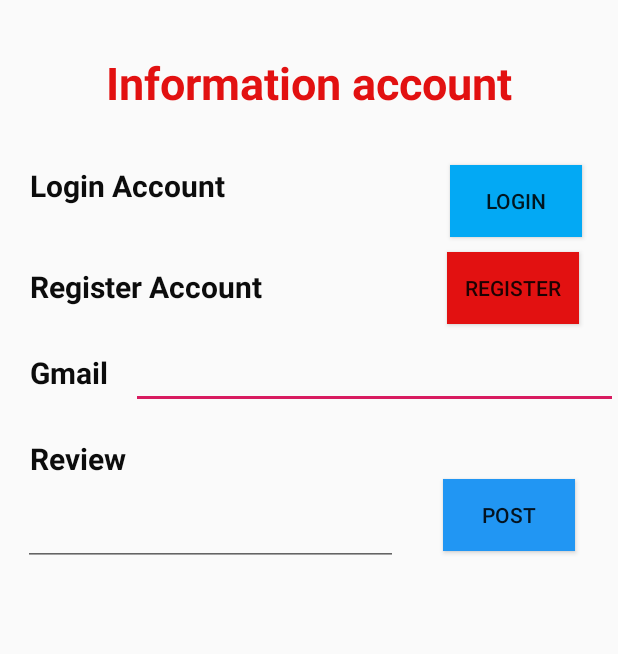
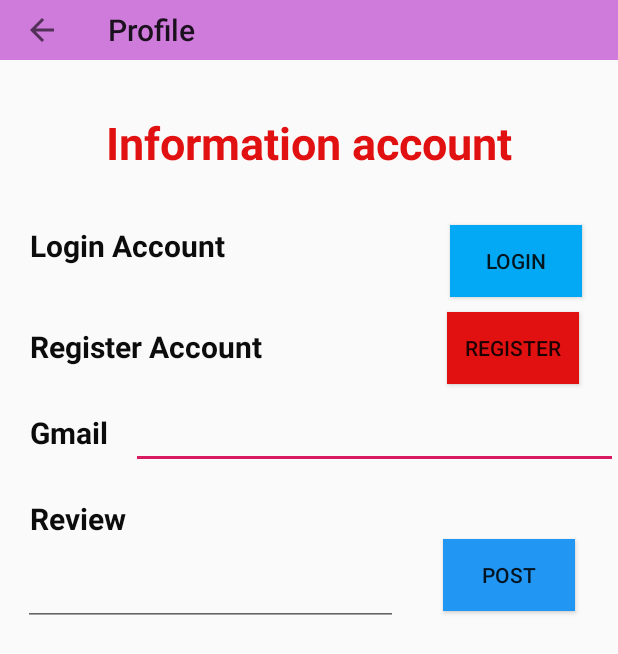
Before and after one commit to NguyenThaoUyen/Semina, an Android app: the ProfileActivity screen opened directly, with no data from a screen before it, on a phone screen of 412 x 824 dp. Shown: the top 654 px of the screen. Run offline under Robolectric (Android 15) with nearby library versions, the phone set to English and light mode, and no system bars; our stand-ins replace Firebase (no records; nobody signed in at launch, a user with empty details on screens opened directly); 1 statement that could not run was skipped.

Commit message:
mới commit nè  :)

```diff
--- a/app/src/main/java/com/example/semina/ProfileActivity.java
+++ b/app/src/main/java/com/example/semina/ProfileActivity.java
@@ -42,6 +42,15 @@ public class ProfileActivity extends AppCompatActivity {
         super.onCreate(savedInstanceState);
         setContentView(R.layout.activity_profile);
 
+
+        //toolbar
+        Toolbar toolbar = findViewById(R.id.toolbar);
+        setSupportActionBar(toolbar);
+        getSupportActionBar().setTitle("Profile");
+        getSupportActionBar().setDisplayHomeAsUpEnabled(true);
+
+
+
         // button login
         btn_login = findViewById(R.id.btn_login);
         btn_login.setOnClickListener(new View.OnClickListener() {
--- a/app/src/main/res/layout/activity_list_food.xml
+++ b/app/src/main/res/layout/activity_list_food.xml
@@ -14,7 +14,7 @@
 <android.support.v7.widget.RecyclerView
     android:id="@+id/rv_food"
     android:layout_width="match_parent"
-    android:layout_height="wrap_content">
+    android:layout_height="match_parent">
 
 </android.support.v7.widget.RecyclerView>
 
--- a/app/src/main/res/layout/activity_listplace.xml
+++ b/app/src/main/res/layout/activity_listplace.xml
@@ -7,6 +7,10 @@
     android:layout_height="match_parent"
     tools:context=".ListplaceActivity"
     android:orientation="vertical">
+
+    <include
+        android:id="@+id/toolbar"
+        layout="@layout/toolbar" />
     <android.support.v7.widget.RecyclerView
         android:id="@+id/rv_place"
         android:layout_width="match_parent"
--- a/app/src/main/res/layout/activity_profile.xml
+++ b/app/src/main/res/layout/activity_profile.xml
@@ -5,10 +5,16 @@
     xmlns:tools="http://schemas.android.com/tools"
     android:layout_width="match_parent"
     android:layout_height="wrap_content"
-    tools:context=".ProfileActivity">
-<RelativeLayout
+    tools:context=".ProfileActivity"
+    android:orientation="vertical">
+    <include
+        android:id="@+id/toolbar"
+        layout="@layout/toolbar" />
+
+    <RelativeLayout
     android:layout_width="match_parent"
-    android:layout_height="wrap_content">
+    android:layout_height="wrap_content"
+    >
 
     <TextView
         android:id="@+id/welcome_profile"
--- a/app/src/main/res/values/strings.xml
+++ b/app/src/main/res/values/strings.xml
@@ -16,8 +16,10 @@
     <string name="hint_no_login"> chưa đăng nhập </string>
     <string name="post">post </string>
     <string name="title_activity_detailhotel">DetailhotelActivity</string>
+    <string name="title">Title</string>
+    <string name="introdution_to_the_hotel">Introdution to the hotel</string>
+    <string name="resort_a">Resort A</string>
     <string name="todo">TODO</string>
-    <string name="title">Title</string>
 
 
 </resources>
```
Also changed, not shown: app/src/main/java/com/example/semina/Model/Data.java (+0 -7 lines), app/src/main/res/layout/detail_data.xml (+7 -13 lines).
